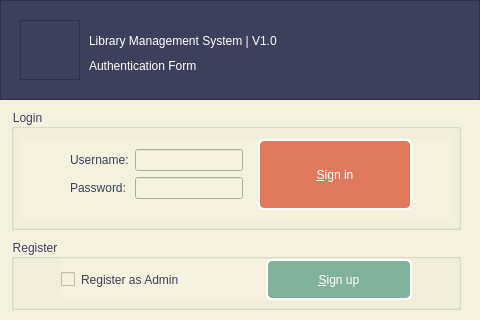
Qt form authentication.ui (kianmajl/Library) before a commit.
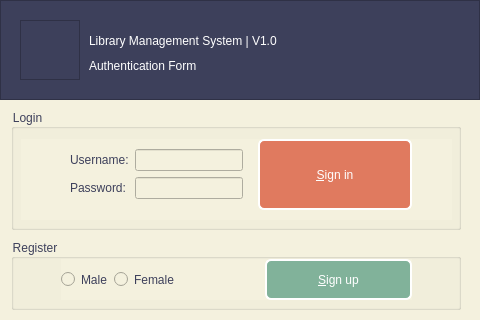
The same form after that commit. Icons and pictures are not drawn.

Commit message: Add Sex to user class & improve design

What changed in the file:
```diff
--- a/authentication.ui
+++ b/authentication.ui
@@ -55,7 +55,7 @@
 {
 	background-color: rgb(242, 204, 143);
 }
-QCheckBox
+QRadioButton
 {
 	border: 0px;
 }</string>
@@ -179,9 +179,22 @@
     </property>
     <layout class="QHBoxLayout" name="horizontalLayout_2">
      <item>
-      <widget class="QCheckBox" name="checkBox_admin">
+      <widget class="QRadioButton" name="radioButton_male">
+       <property name="toolTip">
+        <string>Please Select Your Sex</string>
+       </property>
        <property name="text">
-        <string>Register as Admin</string>
+        <string>Male</string>
+       </property>
+      </widget>
+     </item>
+     <item>
+      <widget class="QRadioButton" name="radioButton_female">
+       <property name="toolTip">
+        <string>Please Select Your Sex</string>
+       </property>
+       <property name="text">
+        <string>Female</string>
        </property>
       </widget>
      </item>
@@ -195,8 +208,8 @@
        </property>
        <property name="sizeHint" stdset="0">
         <size>
-         <width>80</width>
-         <height>20</height>
+         <width>84</width>
+         <height>10</height>
         </size>
        </property>
       </spacer>
```
The commit also changes 8 other files.
